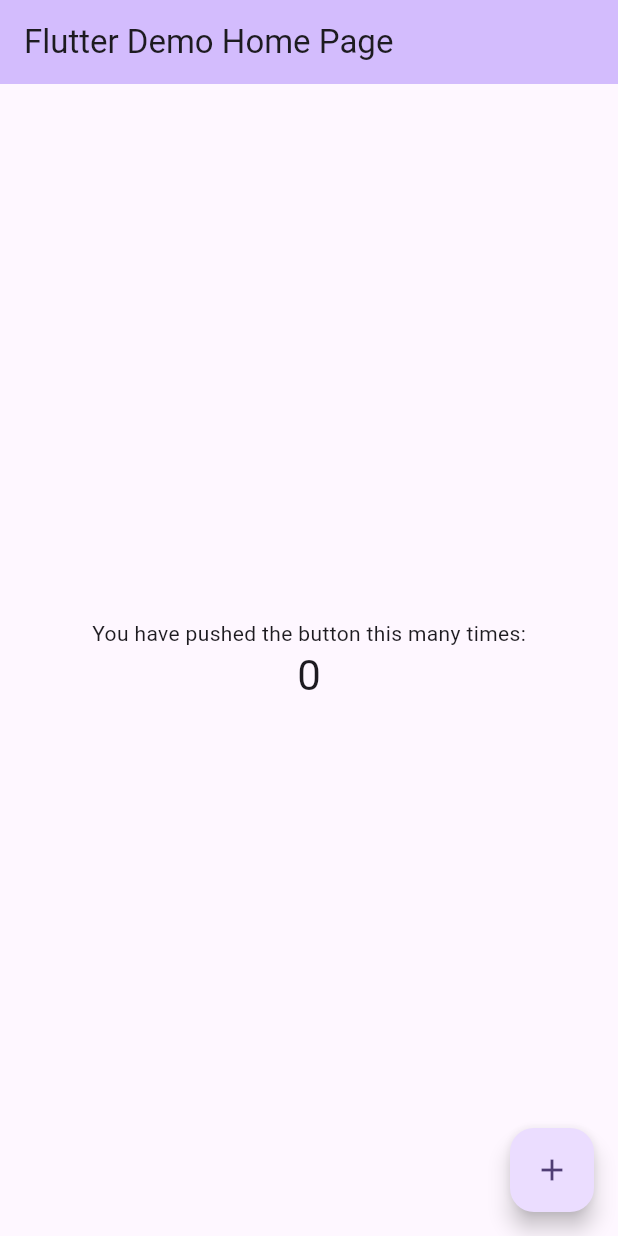
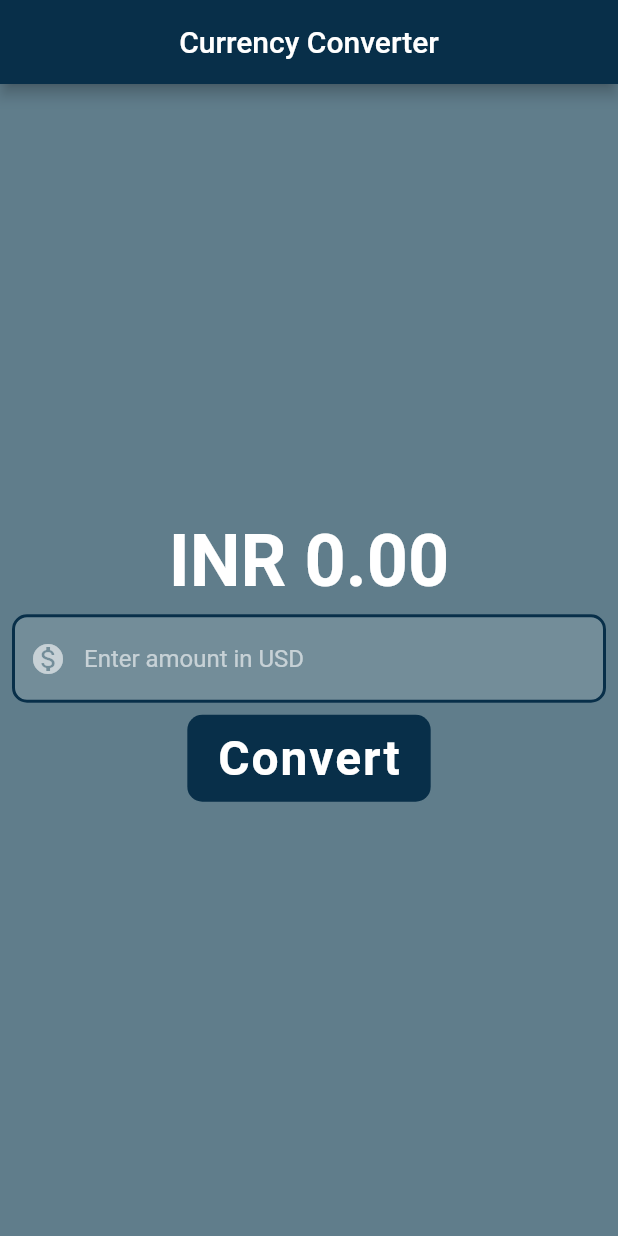
Before and after one commit to jagtap-suraj/currency_converter_app, a Flutter app: the screen it shows after launch, on a phone screen of 412 x 824 dp. Run offline on Flutter 3.47's test engine with Material 2 defaults, Android fonts, the phone set to English and light mode, and no system bars.

Commit message:
V1: Hardcoded USD to INR Conversion (Completed)

```diff
--- /dev/null
+++ b/lib/currency_converter_page.dart
@@ -0,0 +1,105 @@
+import 'package:flutter/material.dart';
+
+class CurrencyConverterPage extends StatefulWidget {
+  const CurrencyConverterPage({super.key});
+
+  @override
+  State<CurrencyConverterPage> createState() => _CurrencyConverterPageState();
+}
+
+class _CurrencyConverterPageState extends State<CurrencyConverterPage> {
+  double result = 0;
+
+  TextEditingController textEditingController = TextEditingController();
+
+  // A Function to convert the currency
+  void convertCurrency() {
+    setState(() {
+      result = double.parse(textEditingController.text) * 83;
+    });
+  }
+
+  @override
+  Widget build(BuildContext context) {
+    // A Function to create a border for the text field
+    const border = OutlineInputBorder(
+      borderSide: BorderSide(
+        color: Color.fromARGB(255, 8, 47, 73),
+        width: 2,
+        style: BorderStyle.solid,
+      ),
+      borderRadius: BorderRadius.all(Radius.circular(10.0)),
+    );
+
+    return MaterialApp(
+      home: Scaffold(
+        backgroundColor: Colors.blueGrey,
+        appBar: AppBar(
+          title: const Text('Currency Converter'),
+          centerTitle: true,
+          backgroundColor: const Color.fromARGB(255, 8, 47, 73),
+        ),
+        body: Column(
+          mainAxisAlignment: MainAxisAlignment.center,
+          children: [
+            Text(
+              'INR ${result.toStringAsFixed(2)}',
+              style: const TextStyle(
+                fontSize: 48,
+                fontWeight: FontWeight.bold,
+                color: Color.fromARGB(255, 255, 255, 255),
+              ),
+            ),
+            Padding(
+              padding: const EdgeInsets.all(8.0),
+              child: TextField(
+                controller: textEditingController,
+                keyboardType: const TextInputType.numberWithOptions(
+                  decimal: true,
+                ),
+                style: const TextStyle(
+                  color: Colors.white,
+                ),
+                decoration: const InputDecoration(
+                  hintText: 'Enter amount in USD',
+                  hintStyle: TextStyle(
+                    color: Colors.white60,
+                  ),
+                  prefixIcon: Icon(Icons.monetization_on),
+                  prefixIconColor: Colors.white60,
+                  filled: true,
+                  fillColor: Colors.white12,
+                  focusedBorder: border,
+                  enabledBorder: border,
+                ),
+              ),
+            ),
+            TextButton(
+              onPressed: convertCurrency,
+              style: TextButton.styleFrom(
+                backgroundColor: const Color.fromARGB(255, 8, 47, 73),
+                padding: const EdgeInsets.symmetric(
+                  horizontal: 20,
+                  vertical: 10,
+                ),
+                //minimumSize: const Size(double.infinity, 50),
+                shape: const RoundedRectangleBorder(
+                  borderRadius: BorderRadius.all(Radius.circular(10)),
+                ),
+              ),
+              child: const Text(
+                'Convert',
+                style: TextStyle(
+                  fontSize: 32,
+                  fontWeight: FontWeight.bold,
+                  color: Color.fromARGB(255, 255, 255, 255),
+                  letterSpacing: 1.25,
+                ),
+              ),
+            ),
+          ],
+        ),
+      ),
+    );
+  }
+}
--- a/lib/main.dart
+++ b/lib/main.dart
@@ -1,3 +1,4 @@
+import 'package:currency_converter_app/currency_converter_page.dart';
 import 'package:flutter/material.dart';
 
 void main() {
@@ -7,119 +8,10 @@ void main() {
 class MyApp extends StatelessWidget {
   const MyApp({super.key});
 
-  // This widget is the root of your application.
   @override
   Widget build(BuildContext context) {
-    return MaterialApp(
-      title: 'Flutter Demo',
-      theme: ThemeData(
-        // This is the theme of your application.
-        //
-        // TRY THIS: Try running your application with "flutter run". You'll see
-        // the application has a blue toolbar. Then, without quitting the app,
-        // try changing the seedColor in the colorScheme below to Colors.green
-        // and then invoke "hot reload" (save your changes or press the "hot
-        // reload" button in a Flutter-supported IDE, or press "r" if you used
-        // the command line to start the app).
-        //
-        // Notice that the counter didn't reset back to zero; the application
-        // state is not lost during the reload. To reset the state, use hot
-        // restart instead.
-        //
-        // This works for code too, not just values: Most code changes can be
-        // tested with just a hot reload.
-        colorScheme: ColorScheme.fromSeed(seedColor: Colors.deepPurple),
-        useMaterial3: true,
-      ),
-      home: const MyHomePage(title: 'Flutter Demo Home Page'),
+    return const MaterialApp(
+      home: CurrencyConverterPage(), // home is a property of MaterialApp that defines the widget to be rendered on the screen
     );
   }
 }
-
-class MyHomePage extends StatefulWidget {
-  const MyHomePage({super.key, required this.title});
-
-  // This widget is the home page of your application. It is stateful, meaning
-  // that it has a State object (defined below) that contains fields that affect
-  // how it looks.
-
-  // This class is the configuration for the state. It holds the values (in this
-  // case the title) provided by the parent (in this case the App widget) and
-  // used by the build method of the State. Fields in a Widget subclass are
-  // always marked "final".
-
-  final String title;
-
-  @override
-  State<MyHomePage> createState() => _MyHomePageState();
-}
-
-class _MyHomePageState extends State<MyHomePage> {
-  int _counter = 0;
-
-  void _incrementCounter() {
-    setState(() {
-      // This call to setState tells the Flutter framework that something has
-      // changed in this State, which causes it to rerun the build method below
-      // so that the display can reflect the updated values. If we changed
-      // _counter without calling setState(), then the build method would not be
-      // called again, and so nothing would appear to happen.
-      _counter++;
-    });
-  }
-
-  @override
-  Widget build(BuildContext context) {
-    // This method is rerun every time setState is called, for instance as done
-    // by the _incrementCounter method above.
-    //
-    // The Flutter framework has been optimized to make rerunning build methods
-    // fast, so that you can just rebuild anything that needs updating rather
-    // than having to individually change instances of widgets.
-    return Scaffold(
-      appBar: AppBar(
-        // TRY THIS: Try changing the color here to a specific color (to
-        // Colors.amber, perhaps?) and trigger a hot reload to see the AppBar
-        // change color while the other colors stay the same.
-        backgroundColor: Theme.of(context).colorScheme.inversePrimary,
-        // Here we take the value from the MyHomePage object that was created by
-        // the App.build method, and use it to set our appbar title.
-        title: Text(widget.title),
-      ),
-      body: Center(
-        // Center is a layout widget. It takes a single child and positions it
-        // in the middle of the parent.
-        child: Column(
-          // Column is also a layout widget. It takes a list of children and
-          // arranges them vertically. By default, it sizes itself to fit its
-          // children horizontally, and tries to be as tall as its parent.
-          //
-          // Column has various properties to control how it sizes itself and
-          // how it positions its children. Here we use mainAxisAlignment to
-          // center the children vertically; the main axis here is the vertical
-          // axis because Columns are vertical (the cross axis would be
-          // horizontal).
-          //
-          // TRY THIS: Invoke "debug painting" (choose the "Toggle Debug Paint"
-          // action in the IDE, or press "p" in the console), to see the
-          // wireframe for each widget.
-          mainAxisAlignment: MainAxisAlignment.center,
-          children: <Widget>[
-            const Text(
-              'You have pushed the button this many times:',
-            ),
-            Text(
-              '$_counter',
-              style: Theme.of(context).textTheme.headlineMedium,
-            ),
-          ],
-        ),
-      ),
-      floatingActionButton: FloatingActionButton(
-        onPressed: _incrementCounter,
-        tooltip: 'Increment',
-        child: const Icon(Icons.add),
-      ), // This trailing comma makes auto-formatting nicer for build methods.
-    );
-  }
-}
```
Also changed, not shown: pubspec.yaml (+3 -4 lines), pubspec.lock, 7 other files.
